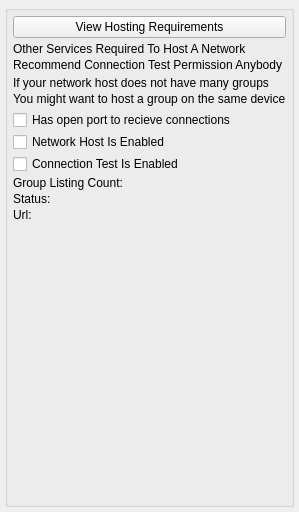
Above: GoTvApps/GoTvCommon/Forms/AppletHostNetworkStatus.ui from brettrjones-github/nolimitconnect before the change. Below: the same form after it.
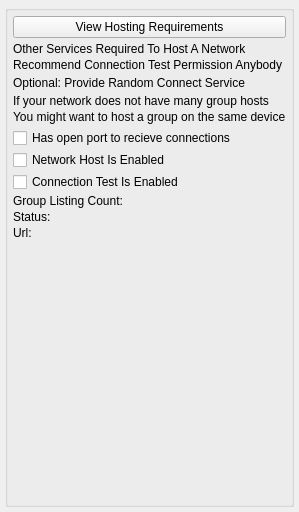
That is the form after the change. Custom widgets are drawn as their Qt base class.

Commit message: Move random connect service to network host

What changed in the file:
```diff
--- a/GoTvApps/GoTvCommon/Forms/AppletHostNetworkStatus.ui
+++ b/GoTvApps/GoTvCommon/Forms/AppletHostNetworkStatus.ui
@@ -6,7 +6,7 @@
    <rect>
     <x>0</x>
     <y>0</y>
-    <width>292</width>
+    <width>296</width>
     <height>512</height>
    </rect>
   </property>
@@ -86,10 +86,20 @@
       <item>
        <widget class="PermissionWidget" name="m_ConnectTestPermissionWidget" native="true"/>
       </item>
+      <item>
+       <widget class="QLabel" name="label_8">
+        <property name="text">
+         <string>Optional: Provide Random Connect Service</string>
+        </property>
+       </widget>
+      </item>
+      <item>
+       <widget class="PermissionWidget" name="m_RandomConnectPermissionWidget" native="true"/>
+      </item>
       <item>
        <widget class="QLabel" name="label_3">
         <property name="text">
-         <string>If your network host does not have many groups</string>
+         <string>If your network does not have many group hosts</string>
         </property>
        </widget>
       </item>
```
The commit also changes 6 other files.
